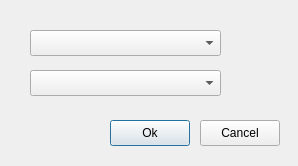
Old version of the form ui/selectpc.ui in the repository lifs-tools/lipidspace.
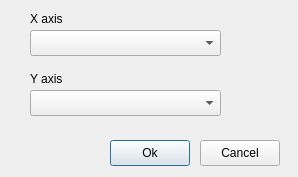
New version of the form.

The edit to the form file:
```diff
--- a/ui/selectpc.ui
+++ b/ui/selectpc.ui
@@ -7,7 +7,7 @@
     <x>0</x>
     <y>0</y>
     <width>298</width>
-    <height>166</height>
+    <height>177</height>
    </rect>
   </property>
   <property name="windowTitle">
@@ -20,7 +20,7 @@
    <property name="geometry">
     <rect>
      <x>110</x>
-     <y>120</y>
+     <y>140</y>
      <width>80</width>
      <height>26</height>
     </rect>
@@ -33,7 +33,7 @@
    <property name="geometry">
     <rect>
      <x>200</x>
-     <y>120</y>
+     <y>140</y>
      <width>80</width>
      <height>26</height>
     </rect>
@@ -56,11 +56,37 @@
    <property name="geometry">
     <rect>
      <x>30</x>
+     <y>90</y>
+     <width>191</width>
+     <height>26</height>
+    </rect>
+   </property>
+  </widget>
+  <widget class="QLabel" name="label">
+   <property name="geometry">
+    <rect>
+     <x>30</x>
+     <y>10</y>
+     <width>121</width>
+     <height>18</height>
+    </rect>
+   </property>
+   <property name="text">
+    <string>X axis</string>
+   </property>
+  </widget>
+  <widget class="QLabel" name="label_2">
+   <property name="geometry">
+    <rect>
+     <x>30</x>
      <y>70</y>
-     <width>191</width>
-     <height>26</height>
+     <width>121</width>
+     <height>18</height>
     </rect>
    </property>
+   <property name="text">
+    <string>Y axis</string>
+   </property>
   </widget>
  </widget>
  <resources/>
```
